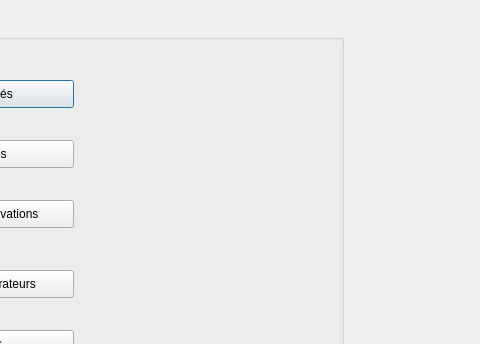
Qt form menu.ui (loremipsum2A/Smart_Wedding_2A10) before a commit; both pictures show x 397 to 877 and y 0 to 344 of the 877 by 537 pixel window.
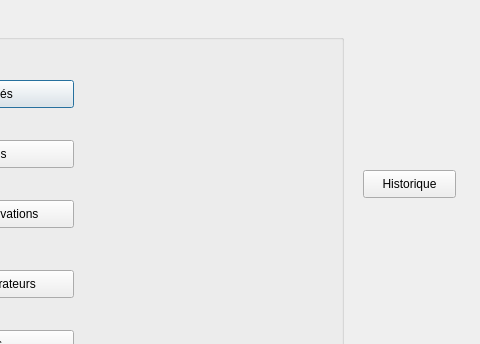
The same form after that commit.

The edit to the form file:
```diff
--- a/menu.ui
+++ b/menu.ui
@@ -117,6 +117,19 @@
     <string>Déconnexion</string>
    </property>
   </widget>
+  <widget class="QPushButton" name="pushButton">
+   <property name="geometry">
+    <rect>
+     <x>760</x>
+     <y>170</y>
+     <width>93</width>
+     <height>28</height>
+    </rect>
+   </property>
+   <property name="text">
+    <string>Historique</string>
+   </property>
+  </widget>
  </widget>
  <resources/>
  <connections/>
```
